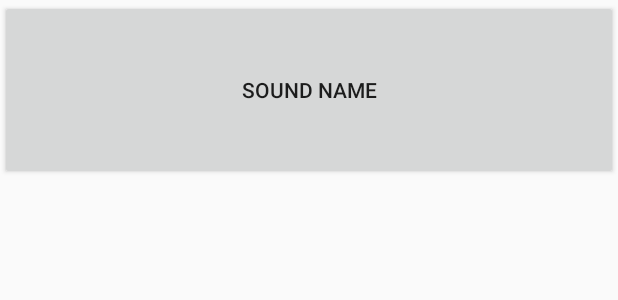
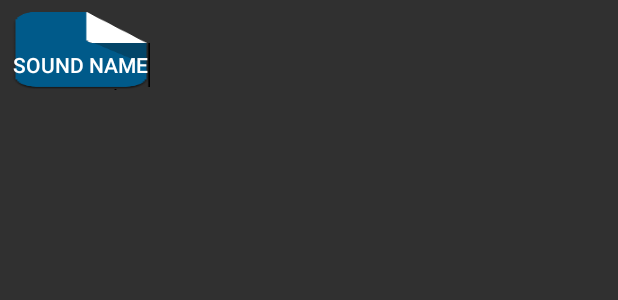
Before and after one commit to 27kim/AssetTest, an Android app: the layout list_item_sound.xml on its own in the app's theme, with its tools: preview values and no code run, on a phone screen of 412 x 824 dp. Shown: the top 300 px of the screen. Run offline under Robolectric (Android 15) with nearby library versions, the phone set to English and light mode, and no system bars.

Commit message:
ch21 완성

```diff
--- /dev/null
+++ b/app/src/main/res/drawable/button_beat_box.xml
@@ -0,0 +1,9 @@
+<?xml version="1.0" encoding="utf-8"?>
+<selector
+    xmlns:android = "http://schemas.android.com/apk/res/android"
+    >
+    <item android:drawable="@drawable/ic_button_beat_box_pressed" android:state_pressed="true"/>
+    <item android:drawable="@drawable/ic_button_beat_box_default"/>\
+
+
+</selector>
--- a/app/src/main/res/layout/list_item_sound.xml
+++ b/app/src/main/res/layout/list_item_sound.xml
@@ -1,8 +1,18 @@
 <?xml version="1.0" encoding="utf-8"?>
-<Button
-    xmlns:android="http://schemas.android.com/apk/res/android"
-    android:id="@+id/list_item_sound_button"
-    android:layout_width="match_parent"
-    android:layout_height="120dp"
-    android:text = "@string/sound_name"
-    />
+<FrameLayout xmlns:android="http://schemas.android.com/apk/res/android"
+    xmlns:tools="http://schemas.android.com/tools"
+    android:layout_width="wrap_content"
+    android:layout_height="wrap_content"
+    android:layout_margin="8dp">
+
+    <Button
+        xmlns:android="http://schemas.android.com/apk/res/android"
+        android:id="@+id/list_item_sound_button"
+        android:layout_width="match_parent"
+        android:layout_height="match_parent"
+        android:layout_gravity="center"
+        android:text="@string/sound_name"
+        style="@style/BeatBoxButton"
+        />
+
+</FrameLayout>
--- a/app/src/main/res/values/colors.xml
+++ b/app/src/main/res/values/colors.xml
@@ -3,4 +3,11 @@
     <color name="colorPrimary">#008577</color>
     <color name="colorPrimaryDark">#00574B</color>
     <color name="colorAccent">#D81B60</color>
+    <color name="red">#F44336</color>
+    <color name="dark_red">#C3352B</color>
+    <color name="gray">#607D8B</color>
+    <color name="soothing_blue">#0083BF</color>
+    <color name="dark_blue">#005A8A</color>
+    <color name="black">#000000</color>
+
 </resources>
--- a/app/src/main/res/values/styles.xml
+++ b/app/src/main/res/values/styles.xml
@@ -1,11 +1,23 @@
 <resources>
 
     <!-- Base application theme. -->
-    <style name="AppTheme" parent="Theme.AppCompat.Light.DarkActionBar">
+    <style name="AppTheme" parent="Theme.AppCompat">
         <!-- Customize your theme here. -->
-        <item name="colorPrimary">@color/colorPrimary</item>
+        <item name="colorPrimary">@android:color/white</item>
         <item name="colorPrimaryDark">@color/colorPrimaryDark</item>
-        <item name="colorAccent">@color/colorAccent</item>
+        <item name="colorAccent">@color/gray</item>
+        <item name="toolbarStyle">@style/CustomToolBarStyle</item>
     </style>
 
+    <style name="BeatBoxButton">
+        <item name="android:background">@drawable/button_beat_box</item>
+    </style>
+    <style name="StrongBeatBoxButton" parent="BeatBoxButton">
+        <item name="android:textStyle">bold</item>
+    </style>
+
+
+    <style name="CustomToolBarStyle" parent="@style/Widget.AppCompat.Toolbar">
+        <item name="titleTextColor">@color/black</item>
+    </style>
 </resources>
```
Also changed, not shown: app/src/main/res/drawable/button_beat_box_normal.xml (added, +7 -0 lines), app/src/main/res/drawable/button_beat_box_pressed.xml (added, +19 -0 lines), app/src/main/res/drawable-xxhdpi/ic_button_beat_box_default.png (added), app/src/main/res/drawable-xxhdpi/ic_button_beat_box_pressed.9.png (added).
